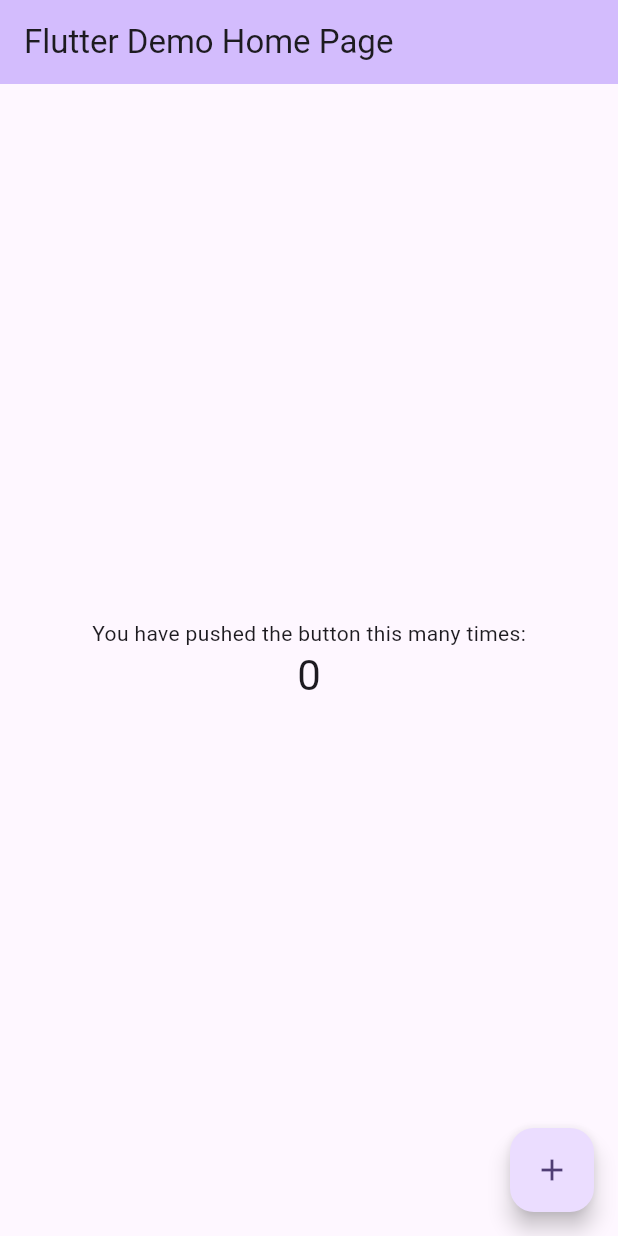
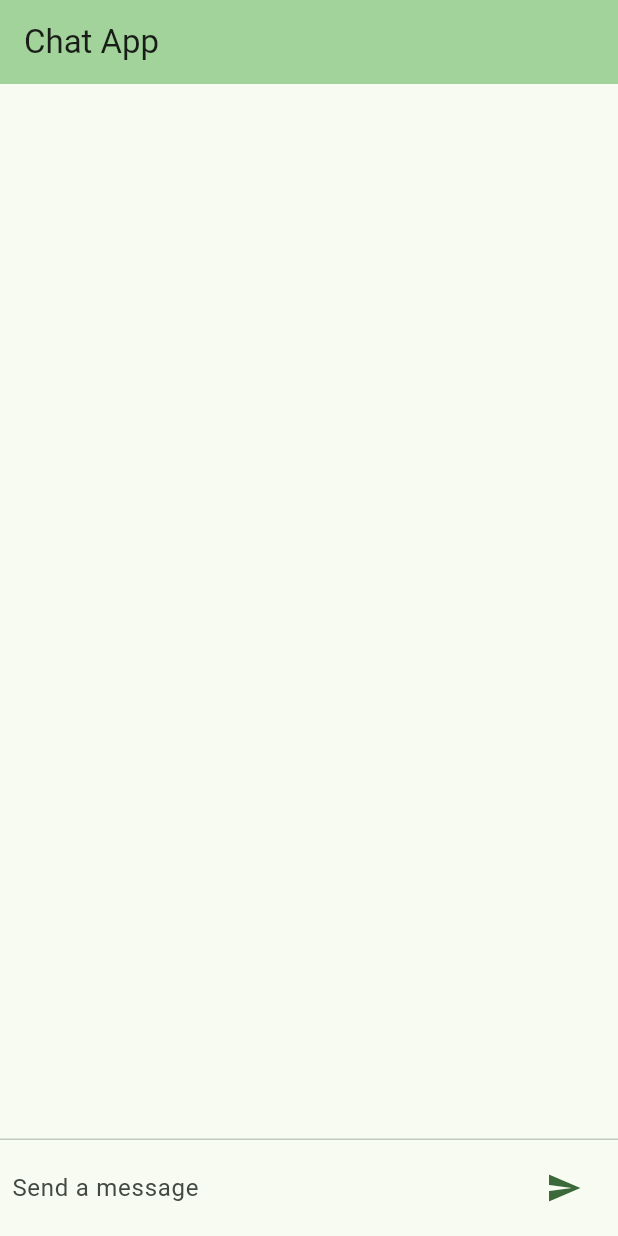
Before and after one commit to could-ai/01986f5e-58a7-7cba-844d-4084efd3da30, a Flutter app: the screen it shows after launch, on a phone screen of 412 x 824 dp. Run offline on Flutter 3.47's test engine with Material 3 defaults, Android fonts, the phone set to English and light mode, and no system bars.

Commit message:
Refactor main.dart to remove the counter app and set up the foundation for the chat application. It now initializes the ChatScreen as the home page and uses a green color scheme.; Create the initial ChatScreen UI. This includes a message list, a text input field, and a send button. The state is managed locally for now.

```diff
--- /dev/null
+++ b/usr/lib/chat_screen.dart
@@ -0,0 +1,114 @@
+import 'package:flutter/material.dart';
+
+class ChatScreen extends StatefulWidget {
+  const ChatScreen({super.key});
+
+  @override
+  State<ChatScreen> createState() => _ChatScreenState();
+}
+
+class _ChatScreenState extends State<ChatScreen> {
+  final TextEditingController _textController = TextEditingController();
+  final List<ChatMessage> _messages = [];
+
+  void _handleSubmitted(String text) {
+    if (text.trim().isEmpty) return;
+    _textController.clear();
+    ChatMessage message = ChatMessage(
+      text: text,
+    );
+    setState(() {
+      _messages.insert(0, message);
+    });
+  }
+
+  Widget _buildTextComposer() {
+    return IconTheme(
+      data: IconThemeData(color: Theme.of(context).colorScheme.primary),
+      child: Container(
+        margin: const EdgeInsets.symmetric(horizontal: 8.0, vertical: 8.0),
+        child: Row(
+          children: <Widget>[
+            Flexible(
+              child: TextField(
+                controller: _textController,
+                onSubmitted: _handleSubmitted,
+                decoration: const InputDecoration.collapsed(
+                  hintText: 'Send a message',
+                ),
+              ),
+            ),
+            Container(
+              margin: const EdgeInsets.symmetric(horizontal: 4.0),
+              child: IconButton(
+                icon: const Icon(Icons.send),
+                onPressed: () => _handleSubmitted(_textController.text),
+              ),
+            ),
+          ],
+        ),
+      ),
+    );
+  }
+
+  @override
+  Widget build(BuildContext context) {
+    return Scaffold(
+      appBar: AppBar(
+        title: const Text('Chat App'),
+        backgroundColor: Theme.of(context).colorScheme.inversePrimary,
+      ),
+      body: Column(
+        children: <Widget>[
+          Flexible(
+            child: ListView.builder(
+              padding: const EdgeInsets.all(8.0),
+              reverse: true,
+              itemBuilder: (_, int index) => _messages[index],
+              itemCount: _messages.length,
+            ),
+          ),
+          const Divider(height: 1.0),
+          Container(
+            decoration: BoxDecoration(color: Theme.of(context).cardColor),
+            child: _buildTextComposer(),
+          ),
+        ],
+      ),
+    );
+  }
+}
+
+class ChatMessage extends StatelessWidget {
+  const ChatMessage({super.key, required this.text});
+  final String text;
+  final String _name = 'User';
+
+  @override
+  Widget build(BuildContext context) {
+    return Container(
+      margin: const EdgeInsets.symmetric(vertical: 10.0),
+      child: Row(
+        crossAxisAlignment: CrossAxisAlignment.start,
+        children: <Widget>[
+          Container(
+            margin: const EdgeInsets.only(right: 16.0),
+            child: CircleAvatar(child: Text(_name[0])),
+          ),
+          Expanded(
+            child: Column(
+              crossAxisAlignment: CrossAxisAlignment.start,
+              children: <Widget>[
+                Text(_name, style: Theme.of(context).textTheme.titleMedium),
+                Container(
+                  margin: const EdgeInsets.only(top: 5.0),
+                  child: Text(text),
+                ),
+              ],
+            ),
+          ),
+        ],
+      ),
+    );
+  }
+}
--- a/usr/lib/main.dart
+++ b/usr/lib/main.dart
@@ -1,4 +1,5 @@
 import 'package:flutter/material.dart';
+import 'package:couldai_user_app/chat_screen.dart';
 
 void main() {
   runApp(const MyApp());
@@ -7,114 +8,16 @@ void main() {
 class MyApp extends StatelessWidget {
   const MyApp({super.key});
 
-  // This widget is the root of your application.
   @override
   Widget build(BuildContext context) {
     return MaterialApp(
-      title: 'Flutter Demo',
+      title: 'Chat App',
       debugShowCheckedModeBanner: false,
       theme: ThemeData(
-        // This is the theme of your application.
-        //
-        // TRY THIS: Try running your application with "flutter run". You'll see
-        // the application has a purple toolbar. Then, without quitting the app,
-        // try changing the seedColor in the colorScheme below to Colors.green
-        // and then invoke "hot reload" (save your changes or press the "hot
-        // reload" button in a Flutter-supported IDE, or press "r" if you used
-        // the command line to start the app).
-        //
-        // Notice that the counter didn't reset back to zero; the application
-        // state is not lost during the reload. To reset the state, use hot
-        // restart instead.
-        //
-        // This works for code too, not just values: Most code changes can be
-        // tested with just a hot reload.
-        colorScheme: ColorScheme.fromSeed(seedColor: Colors.deepPurple),
+        colorScheme: ColorScheme.fromSeed(seedColor: Colors.green),
+        useMaterial3: true,
       ),
-      home: const MyHomePage(title: 'Flutter Demo Home Page'),
+      home: const ChatScreen(),
     );
   }
 }
-
-class MyHomePage extends StatefulWidget {
-  const MyHomePage({super.key, required this.title});
-
-  // This widget is the home page of your application. It is stateful, meaning
-  // that it has a State object (defined below) that contains fields that affect
-  // how it looks.
-
-  // This class is the configuration for the state. It holds the values (in this
-  // case the title) provided by the parent (in this case the App widget) and
-  // used by the build method of the State. Fields in a Widget subclass are
-  // always marked "final".
-
-  final String title;
-
-  @override
-  State<MyHomePage> createState() => _MyHomePageState();
-}
-
-class _MyHomePageState extends State<MyHomePage> {
-  int _counter = 0;
-
-  void _incrementCounter() {
-    setState(() {
-      // This call to setState tells the Flutter framework that something has
-      // changed in this State, which causes it to rerun the build method below
-      // so that the display can reflect the updated values. If we changed
-      // _counter without calling setState(), then the build method would not be
-      // called again, and so nothing would appear to happen.
-      _counter++;
-    });
-  }
-
-  @override
-  Widget build(BuildContext context) {
-    // This method is rerun every time setState is called, for instance as done
-    // by the _incrementCounter method above.
-    //
-    // The Flutter framework has been optimized to make rerunning build methods
-    // fast, so that you can just rebuild anything that needs updating rather
-    // than having to individually change instances of widgets.
-    return Scaffold(
-      appBar: AppBar(
-        // TRY THIS: Try changing the color here to a specific color (to
-        // Colors.amber, perhaps?) and trigger a hot reload to see the AppBar
-        // change color while the other colors stay the same.
-        backgroundColor: Theme.of(context).colorScheme.inversePrimary,
-        // Here we take the value from the MyHomePage object that was created by
-        // the App.build method, and use it to set our appbar title.
-        title: Text(widget.title),
-      ),
-      body: Center(
-        // Center is a layout widget. It takes a single child and positions it
-        // in the middle of the parent.
-        child: Column(
-          // Column is also a layout widget. It takes a list of children and
-          // arranges them vertically. By default, it sizes itself to fit its
-          // children horizontally, and tries to be as tall as its parent.
-          //
-          // Column has various properties to control how it sizes itself and
-          // how it positions its children. Here we use mainAxisAlignment to
-          // center the children vertically; the main axis here is the vertical
-          // axis because Columns are vertical (the cross axis would be
-          // horizontal).
-          //
-          // TRY THIS: Invoke "debug painting" (choose the "Toggle Debug Paint"
-          // action in the IDE, or press "p" in the console), to see the
-          // wireframe for each widget.
-          mainAxisAlignment: MainAxisAlignment.center,
-          children: <Widget>[
-            const Text('You have pushed the button this many times:'),
-            Text('$_counter', style: Theme.of(context).textTheme.headlineMedium),
-          ],
-        ),
-      ),
-      floatingActionButton: FloatingActionButton(
-        onPressed: _incrementCounter,
-        tooltip: 'Increment',
-        child: const Icon(Icons.add),
-      ), // This trailing comma makes auto-formatting nicer for build methods.
-    );
-  }
-}
```
